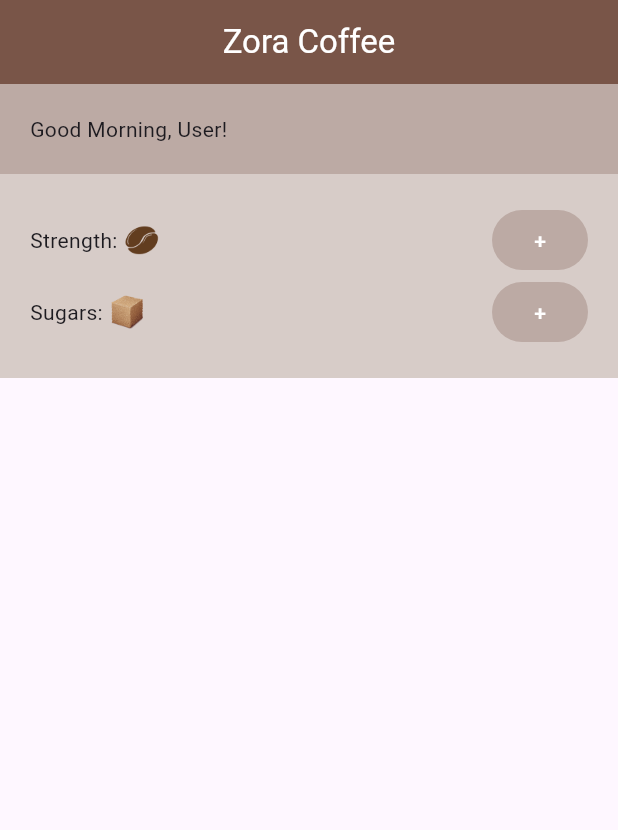
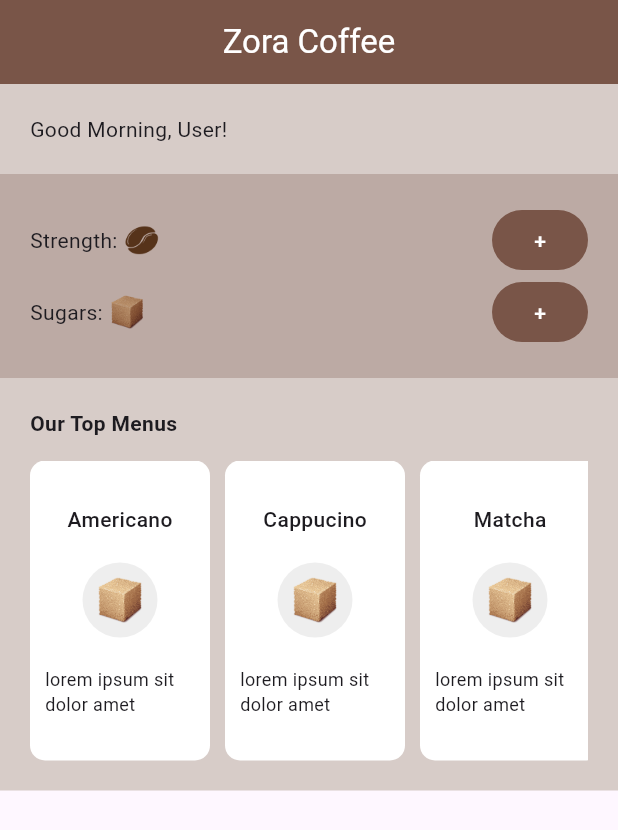
Before and after one commit to ahmadahsins/first-flutter, a Flutter app: the screen it shows after launch, on a phone screen of 412 x 824 dp. Shown: the top 830 px of the screen. Run offline on Flutter 3.47's test engine with Material 3 defaults, Android fonts, the phone set to English and light mode, and no system bars.

Commit message:
feat: add coffee card

```diff
--- /dev/null
+++ b/lib/coffee_card.dart
@@ -0,0 +1,75 @@
+import 'package:flutter/material.dart';
+import 'package:test_project/models/coffee_model.dart';
+
+class CoffeeCard extends StatelessWidget {
+  CoffeeCard({super.key});
+
+  List<CoffeeModel> coffess = [];
+
+  void _getCoffee() {
+    coffess = CoffeeModel.getCoffees();
+  }
+
+  @override
+  Widget build(BuildContext context) {
+    _getCoffee();
+    return Column(
+      crossAxisAlignment: CrossAxisAlignment.start,
+      children: [
+        Text("Our Top Menus", style: TextStyle(fontWeight: FontWeight.bold)),
+        SizedBox(height: 15),
+        Container(
+          height: 200,
+          child: ListView.separated(
+            itemCount: coffess.length,
+            scrollDirection: Axis.horizontal,
+            separatorBuilder: (context, index) {
+              return SizedBox(width: 10);
+            },
+            itemBuilder: (context, index) {
+              return Container(
+                width: 120,
+                decoration: BoxDecoration(
+                  color: Colors.white,
+                  borderRadius: BorderRadius.circular(10),
+                ),
+                child: Padding(
+                  padding: const EdgeInsets.all(10),
+                  child: Column(
+                    mainAxisAlignment: MainAxisAlignment.spaceEvenly,
+                    children: [
+                      Text(
+                        coffess[index].name,
+                        style: TextStyle(fontWeight: FontWeight.w500),
+                      ),
+                      Container(
+                        width: 50,
+                        height: 50,
+                        decoration: BoxDecoration(
+                          color: Colors.grey[200],
+                          shape: BoxShape.circle,
+                        ),
+                        child: Padding(
+                          padding: const EdgeInsets.all(8.0),
+                          child: Image.asset(
+                            coffess[index].imgPath,
+                            colorBlendMode: BlendMode.multiply,
+                            color: Colors.grey[200],
+                          ),
+                        ),
+                      ),
+                      Text(
+                        coffess[index].description,
+                        style: TextStyle(fontSize: 12),
+                      ),
+                    ],
+                  ),
+                ),
+              );
+            },
+          ),
+        ),
+      ],
+    );
+  }
+}
--- a/lib/coffee_prefs.dart
+++ b/lib/coffee_prefs.dart
@@ -35,12 +35,12 @@ class _CoffeePrefsState extends State<CoffeePrefs> {
                 "assets/img/coffee_bean.png",
                 width: 25,
                 colorBlendMode: BlendMode.multiply,
-                color: Colors.brown[100],
+                color: Colors.brown[200],
               ),
             Expanded(child: SizedBox()),
             TextButton(
               style: TextButton.styleFrom(
-                backgroundColor: Colors.brown[200],
+                backgroundColor: Colors.brown,
                 foregroundColor: Colors.white,
               ),
               onPressed: increaseStrength,
@@ -57,12 +57,12 @@ class _CoffeePrefsState extends State<CoffeePrefs> {
                 "assets/img/sugar_cube.png",
                 width: 25,
                 colorBlendMode: BlendMode.multiply,
-                color: Colors.brown[100],
+                color: Colors.brown[200],
               ),
             Expanded(child: SizedBox()),
             TextButton(
               style: TextButton.styleFrom(
-                backgroundColor: Colors.brown[200],
+                backgroundColor: Colors.brown,
                 foregroundColor: Colors.white,
               ),
               onPressed: increaseSugars,
--- a/lib/home.dart
+++ b/lib/home.dart
@@ -1,4 +1,5 @@
 import 'package:flutter/material.dart';
+import 'package:test_project/coffee_card.dart';
 import 'package:test_project/coffee_prefs.dart';
 
 class Home extends StatelessWidget {
@@ -17,13 +18,18 @@ class Home extends StatelessWidget {
         children: [
           Container(
             padding: EdgeInsets.all(20),
+            color: Colors.brown[100],
+            child: const Text("Good Morning, User!"),
+          ),
+          Container(
             color: Colors.brown[200],
-            child: const Text("Good Morning, User!"),
+            padding: const EdgeInsets.all(20),
+            child: CoffeePrefs(),
           ),
           Container(
             color: Colors.brown[100],
             padding: const EdgeInsets.all(20),
-            child: CoffeePrefs(),
+            child: CoffeeCard(),
           ),
         ],
       ),
--- /dev/null
+++ b/lib/models/coffee_model.dart
@@ -0,0 +1,48 @@
+import 'package:flutter/material.dart';
+
+class CoffeeModel {
+  String name;
+  String description;
+  String imgPath;
+  Color boxColor;
+
+  CoffeeModel({
+    required this.name,
+    required this.description,
+    required this.imgPath,
+    required this.boxColor,
+  });
+
+  static List<CoffeeModel> getCoffees() {
+    List<CoffeeModel> coffees = [];
+
+    coffees.add(
+      CoffeeModel(
+        name: "Americano",
+        description: "lorem ipsum sit dolor amet",
+        imgPath: "assets/img/sugar_cube.png",
+        boxColor: Color(0xff8349),
+      ),
+    );
+
+    coffees.add(
+      CoffeeModel(
+        name: "Cappucino",
+        description: "lorem ipsum sit dolor amet",
+        imgPath: "assets/img/sugar_cube.png",
+        boxColor: Color(0xf23982),
+      ),
+    );
+
+    coffees.add(
+      CoffeeModel(
+        name: "Matcha",
+        description: "lorem ipsum sit dolor amet",
+        imgPath: "assets/img/sugar_cube.png",
+        boxColor: Color.fromARGB(0, 35, 165, 41),
+      ),
+    );
+
+    return coffees;
+  }
+}
```
